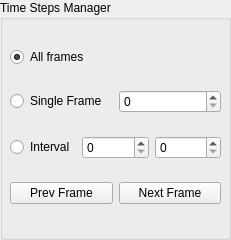
Old version of the form timeStepsManager_ui.ui in the repository MatthieuZins/BoundingBoxMe.
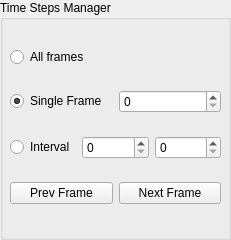
New version of the form.

Diff of the .ui file:
```diff
--- a/timeStepsManager_ui.ui
+++ b/timeStepsManager_ui.ui
@@ -32,7 +32,7 @@
        <string>All frames</string>
       </property>
       <property name="checked">
-       <bool>true</bool>
+       <bool>false</bool>
       </property>
      </widget>
     </item>
@@ -43,6 +43,9 @@
         <property name="text">
          <string>Single Frame</string>
         </property>
+        <property name="checked">
+         <bool>true</bool>
+        </property>
        </widget>
       </item>
       <item>
```
